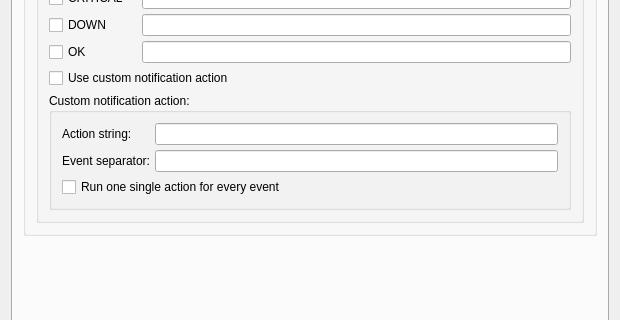
Old version of the form Nagstamon/QUI/settings_main.ui in the repository HenriWahl/Nagstamon; both pictures show x 0 to 620 and y 564 to 884 of the 620 by 1109 pixel window.
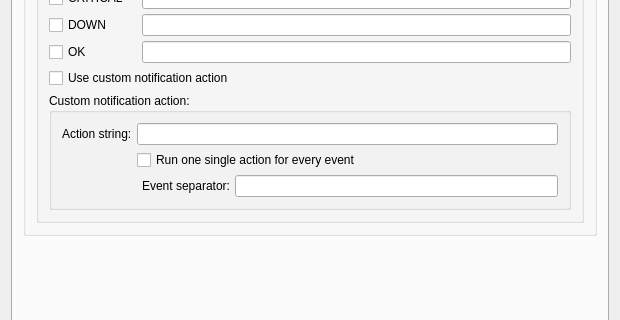
New version of the form.

Commit message: fixes on custom notification action

Diff of the .ui file:
```diff
--- a/Nagstamon/QUI/settings_main.ui
+++ b/Nagstamon/QUI/settings_main.ui
@@ -1720,6 +1720,13 @@
                 <property name="spacing">
                  <number>5</number>
                 </property>
+                <item row="4" column="2">
+                 <widget class="QLabel" name="label_notification_custom_action_separator">
+                  <property name="text">
+                   <string>Event separator:</string>
+                  </property>
+                 </widget>
+                </item>
                 <item row="1" column="0">
                  <widget class="QLabel" name="label_notification_custom_action_string">
                   <property name="text">
@@ -1727,28 +1734,21 @@
                   </property>
                  </widget>
                 </item>
-                <item row="3" column="0" colspan="2">
-                 <widget class="QCheckBox" name="input_checkbox_notification_custom_action_single">
-                  <property name="text">
-                   <string>Run one single action for every event</string>
-                  </property>
-                 </widget>
-                </item>
-                <item row="2" column="0">
-                 <widget class="QLabel" name="label_notification_custom_action_separator">
-                  <property name="text">
-                   <string>Event separator:</string>
-                  </property>
-                 </widget>
-                </item>
-                <item row="2" column="1">
+                <item row="4" column="3">
                  <widget class="QLineEdit" name="input_lineedit_notification_custom_action_separator">
                   <property name="toolTip">
                    <string>Arbitrarily choosen string or character to separate events in $EVENTS$.</string>
                   </property>
                  </widget>
                 </item>
-                <item row="1" column="1">
+                <item row="2" column="1" colspan="3">
+                 <widget class="QCheckBox" name="input_checkbox_notification_custom_action_single">
+                  <property name="text">
+                   <string>Run one single action for every event</string>
+                  </property>
+                 </widget>
+                </item>
+                <item row="1" column="1" colspan="3">
                  <widget class="QLineEdit" name="input_lineedit_notification_custom_action_string">
                   <property name="toolTip">
                    <string>&lt;html&gt;&lt;head/&gt;&lt;body&gt;&lt;p&gt;Available variables for action strings are $EVENTS$ for all events concatenated by the event separator or $EVENT$ if single actions are choosen.&lt;/p&gt;&lt;/body&gt;&lt;/html&gt;</string>
```
Left out of the diff: 4 changed lines with no effect on the pictures. The commit also changes 3 other files.
